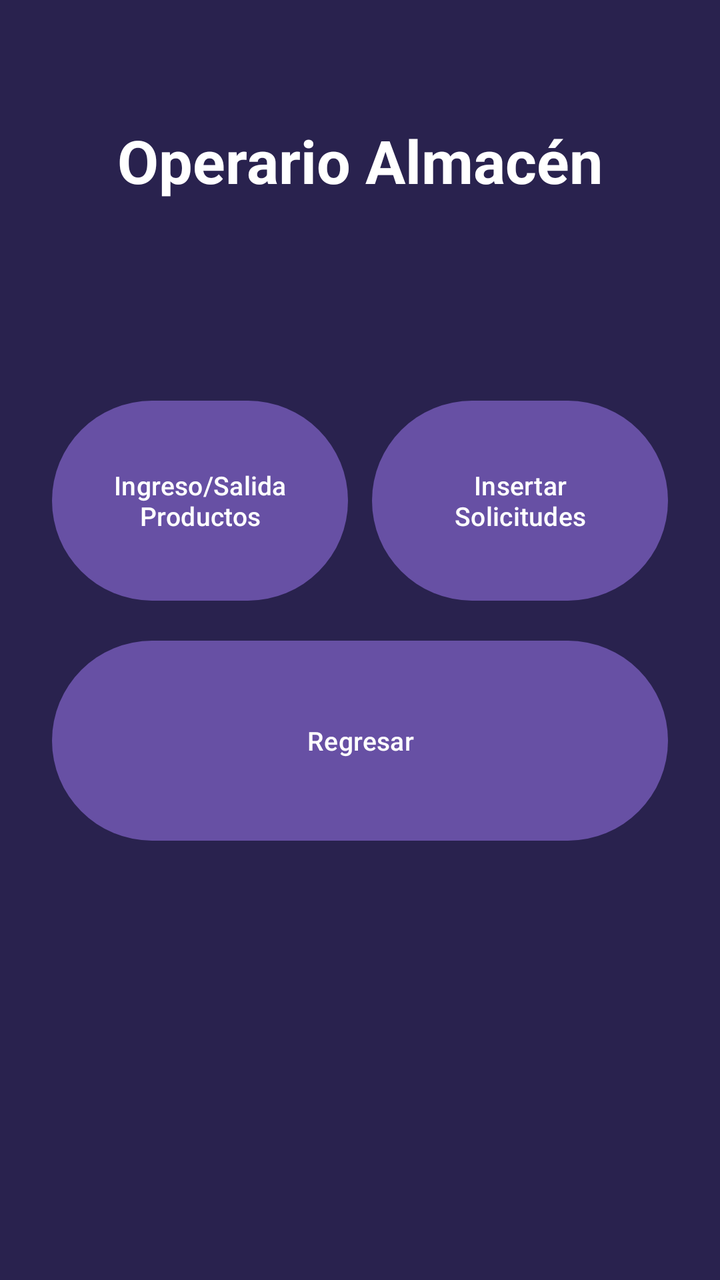
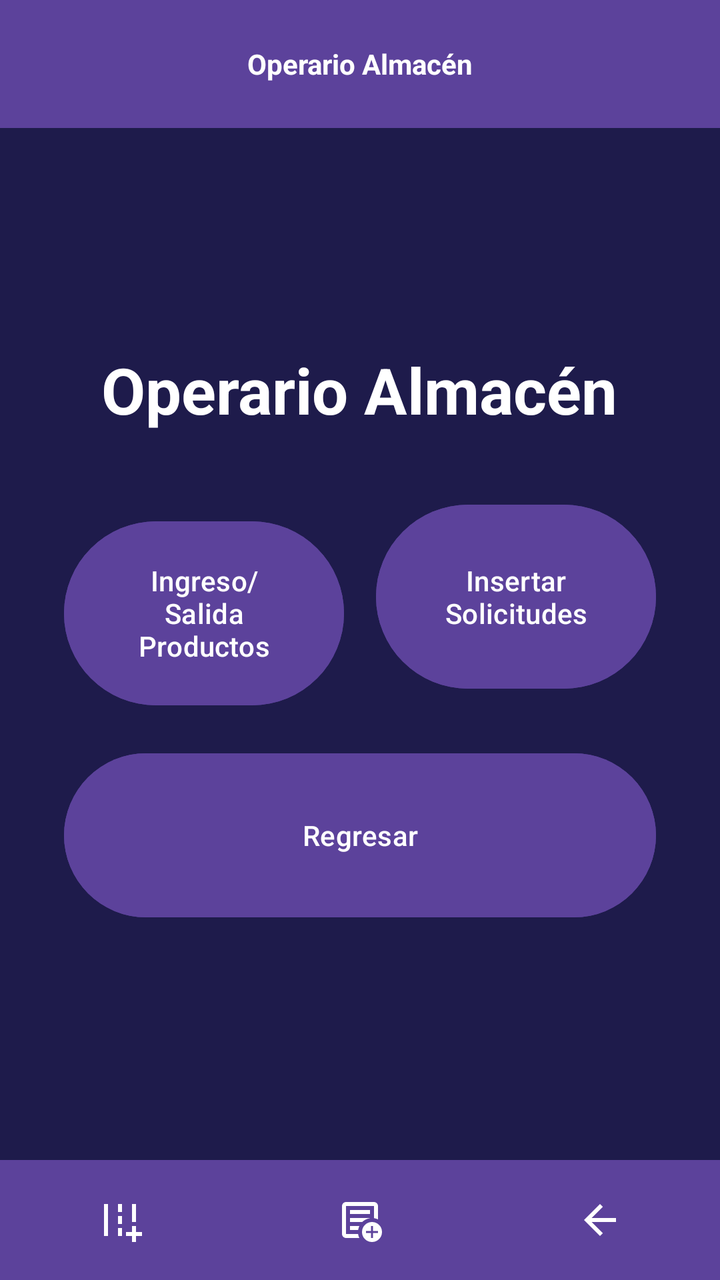

Before-and-after screenshots of an Android layout around one commit, followed by the original layout XML and the change that was made.
<!-- AndroidManifest.xml: application theme Theme.AlcamenProyectoFinal -->
<!-- res/layout/activity_frm_operario_almacen.xml -->
<?xml version="1.0" encoding="utf-8"?>
<androidx.constraintlayout.widget.ConstraintLayout xmlns:android="http://schemas.android.com/apk/res/android"
    xmlns:app="http://schemas.android.com/apk/res-auto"
    xmlns:tools="http://schemas.android.com/tools"
    android:id="@+id/main"
    android:background="#29224E" android:layout_width="match_parent"
    android:layout_height="match_parent"
    tools:context=".Vista.frmOperarioAlmacen">

    <TextView
        android:id="@+id/textView8"
        android:layout_width="wrap_content"
        android:layout_height="wrap_content"
        android:text="Operario Almacén"
        android:textColor="#FFFFFF"
        android:textSize="30sp"
        android:textStyle="bold"
        android:layout_marginTop="60dp"
        app:layout_constraintEnd_toEndOf="parent"
        app:layout_constraintStart_toStartOf="parent"
        app:layout_constraintTop_toTopOf="parent" />

    <GridLayout
        android:layout_width="320dp"
        android:layout_height="240dp"
        android:columnCount="2"
        android:rowCount="2"
        app:layout_constraintBottom_toBottomOf="parent"
        app:layout_constraintEnd_toEndOf="parent"
        app:layout_constraintStart_toStartOf="parent"
        app:layout_constraintTop_toBottomOf="@+id/textView8"
        app:layout_constraintVertical_bias="0.3">

        <Button
            android:id="@+id/button21"
            android:layout_width="0dp"
            android:layout_height="0dp"
            android:layout_rowWeight="1"
            android:layout_columnWeight="1"
            android:layout_margin="6dp"
            android:onClick="btnCantidadProductos"
            android:text="Ingreso/Salida\nProductos"
            android:textSize="13sp" />

        <Button
            android:id="@+id/button22"
            android:layout_width="0dp"
            android:layout_height="0dp"
            android:layout_rowWeight="1"
            android:layout_columnWeight="1"
            android:layout_margin="6dp"
            android:onClick="btnInsertarSolicitudes"
            android:text="Insertar\nSolicitudes"
            android:textSize="13sp" />

        <Button
            android:id="@+id/button23"
            android:layout_width="0dp"
            android:layout_height="0dp"
            android:layout_rowWeight="1"
            android:layout_columnSpan="2"
            android:layout_columnWeight="2"
            android:layout_margin="6dp"
            android:onClick="btnRegresar"
            android:text="Regresar"
            android:textSize="13sp" />

    </GridLayout>

</androidx.constraintlayout.widget.ConstraintLayout>
<!-- resources referenced by this layout -->
<resources>
  <style name="Theme.AlcamenProyectoFinal" parent="Base.Theme.AlcamenProyectoFinal" />
  <style name="Base.Theme.AlcamenProyectoFinal" parent="Theme.Material3.DayNight.NoActionBar">
          
          
      </style>
</resources>

<!-- the commit's change to res/layout/activity_frm_operario_almacen.xml (unified diff, before → after) -->
@@ -1,70 +1,121 @@
 <?xml version="1.0" encoding="utf-8"?>
-<androidx.constraintlayout.widget.ConstraintLayout xmlns:android="http://schemas.android.com/apk/res/android"
+<RelativeLayout xmlns:android="http://schemas.android.com/apk/res/android"
     xmlns:app="http://schemas.android.com/apk/res-auto"
-    xmlns:tools="http://schemas.android.com/tools"
+    android:layout_width="match_parent"
+    android:layout_height="match_parent"
     android:id="@+id/main"
-    android:background="#29224E" android:layout_width="match_parent"
-    android:layout_height="match_parent"
-    tools:context=".Vista.frmOperarioAlmacen">
+    android:background="#1E1B4B">
 
-    <TextView
-        android:id="@+id/textView8"
-        android:layout_width="wrap_content"
-        android:layout_height="wrap_content"
-        android:text="Operario Almacén"
-        android:textColor="#FFFFFF"
-        android:textSize="30sp"
-        android:textStyle="bold"
-        android:layout_marginTop="60dp"
-        app:layout_constraintEnd_toEndOf="parent"
-        app:layout_constraintStart_toStartOf="parent"
-        app:layout_constraintTop_toTopOf="parent" />
+    
+    <com.google.android.material.appbar.MaterialToolbar
+        android:id="@+id/headerOperarioAlmacen"
+        android:layout_width="match_parent"
+        android:layout_height="?attr/actionBarSize"
+        android:layout_alignParentTop="true"
+        android:background="#5C429B"
+        app:title="Operario Almacén"
+        app:titleCentered="true"
+        app:titleTextAppearance="@style/ToolbarTitleStyle"
+        app:titleTextColor="@android:color/white" />
 
-    <GridLayout
-        android:layout_width="320dp"
-        android:layout_height="240dp"
-        android:columnCount="2"
-        android:rowCount="2"
-        app:layout_constraintBottom_toBottomOf="parent"
-        app:layout_constraintEnd_toEndOf="parent"
-        app:layout_constraintStart_toStartOf="parent"
-        app:layout_constraintTop_toBottomOf="@+id/textView8"
-        app:layout_constraintVertical_bias="0.3">
+    
+    <LinearLayout
+        android:layout_width="match_parent"
+        android:layout_height="match_parent"
+        android:layout_above="@id/footerOperarioAlmacen"
+        android:layout_below="@id/headerOperarioAlmacen"
+        android:gravity="center"
+        android:orientation="vertical">
 
-        <Button
-            android:id="@+id/button21"
+        <TextView
+            android:layout_width="wrap_content"
+            android:layout_height="wrap_content"
+            android:layout_marginBottom="24dp"
+            android:text="Operario Almacén"
+            android:textColor="@android:color/white"
+            android:textSize="32sp"
+            android:textStyle="bold" />
+
+        <GridLayout
+            android:layout_width="wrap_content"
+            android:layout_height="wrap_content"
+            android:columnCount="2"
+            android:rowCount="2">
+
+            
+            <Button
+                android:id="@+id/btnIngresoSalidaProductos"
+                android:layout_width="140dp"
+                android:layout_height="100dp"
+                android:layout_margin="8dp"
+                android:backgroundTint="#5C429B"
+                android:text="Ingreso/Salida\nProductos" />
+
+            <Button
+                android:id="@+id/btnInsertarSolicitudes"
+                android:layout_width="140dp"
+                android:layout_height="100dp"
+                android:layout_margin="8dp"
+                android:backgroundTint="#5C429B"
+                android:text="Insertar\nSolicitudes" />
+
+            
+            <Button
+                android:id="@+id/btnRegresarCentral"
+                android:layout_width="296dp"
+                android:layout_height="90dp"
+                android:layout_row="1"
+                android:layout_column="0"
+                android:layout_columnSpan="2"
+                android:layout_gravity="center_horizontal"
+                android:layout_margin="8dp"
+                android:backgroundTint="#5C429B"
+                android:text="Regresar" />
+
+        </GridLayout>
+
+    </LinearLayout>
+
+    
+    <LinearLayout
+        android:id="@+id/footerOperarioAlmacen"
+        android:layout_width="match_parent"
+        android:layout_height="60dp"
+        android:layout_alignParentBottom="true"
+        android:background="#5C429B"
+        android:gravity="center_vertical"
+        android:orientation="horizontal">
+
+        <ImageButton
+            android:id="@+id/btnIngresoSalida"
             android:layout_width="0dp"
-            android:layout_height="0dp"
-            android:layout_rowWeight="1"
-            android:layout_columnWeight="1"
-            android:layout_margin="6dp"
-            android:onClick="btnCantidadProductos"
-            android:text="Ingreso/Salida\nProductos"
-            android:textSize="13sp" />
+            android:layout_height="match_parent"
+            android:layout_weight="1"
+            android:background="?attr/selectableItemBackgroundBorderless"
+            android:contentDescription="Ingreso/Salida Productos"
+            android:src="@drawable/ic_swap_horiz"
+            app:tint="@android:color/white" />
 
-        <Button
-            android:id="@+id/button22"
+        <ImageButton
+            android:id="@+id/btnSolicitudes"
             android:layout_width="0dp"
-            android:layout_height="0dp"
-            android:layout_rowWeight="1"
-            android:layout_columnWeight="1"
-            android:layout_margin="6dp"
-            android:onClick="btnInsertarSolicitudes"
-            android:text="Insertar\nSolicitudes"
-            android:textSize="13sp" />
+            android:layout_height="match_parent"
+            android:layout_weight="1"
+            android:background="?attr/selectableItemBackgroundBorderless"
+            android:contentDescription="Insertar Solicitudes"
+            android:src="@drawable/ic_note_add"
+            app:tint="@android:color/white" />
 
-        <Button
-            android:id="@+id/button23"
+        <ImageButton
+            android:id="@+id/btnRegresar"
             android:layout_width="0dp"
-            android:layout_height="0dp"
-            android:layout_rowWeight="1"
-            android:layout_columnSpan="2"
-            android:layout_columnWeight="2"
-            android:layout_margin="6dp"
-            android:onClick="btnRegresar"
-            android:text="Regresar"
-            android:textSize="13sp" />
+            android:layout_height="match_parent"
+            android:layout_weight="1"
+            android:background="?attr/selectableItemBackgroundBorderless"
+            android:contentDescription="Regresar"
+            android:src="@drawable/ic_arrow_back"
+            app:tint="@android:color/white" />
 
-    </GridLayout>
+    </LinearLayout>
 
-</androidx.constraintlayout.widget.ConstraintLayout>
+</RelativeLayout>
<!-- resource entries referenced after the edit -->
@@ -1,5 +1,27 @@
 <!-- resources referenced by this layout -->
 <resources>
+  <!-- drawable ic_arrow_back (drawable) -->
+  <vector xmlns:android="http://schemas.android.com/apk/res/android" android:autoMirrored="true" android:height="24dp" android:tint="#000000" android:viewportHeight="960" android:viewportWidth="960" android:width="24dp">
+        
+      <path android:fillColor="@android:color/white" android:pathData="M313,520L537,744L480,800L160,480L480,160L537,216L313,440L800,440L800,520L313,520Z"/>
+      
+  </vector>
+  <!-- drawable ic_note_add (drawable) -->
+  <vector xmlns:android="http://schemas.android.com/apk/res/android" android:height="24dp" android:tint="#000000" android:viewportHeight="960" android:viewportWidth="960" android:width="24dp">
+        
+      <path android:fillColor="@android:color/white" android:pathData="M200,840Q167,840 143.5,816.5Q120,793 120,760L120,200Q120,167 143.5,143.5Q167,120 200,120L760,120Q793,120 816.5,143.5Q840,167 840,200L840,468Q821,459 801,452.5Q781,446 760,443L760,200Q760,200 760,200Q760,200 760,200L200,200Q200,200 200,200Q200,200 200,200L200,760Q200,760 200,760Q200,760 200,760L442,760Q445,782 451.5,802Q458,822 467,840L200,840ZM200,720Q200,731 200,740.5Q200,750 200,760L200,760Q200,760 200,760Q200,760 200,760L200,200Q200,200 200,200Q200,200 200,200L200,200Q200,200 200,200Q200,200 200,200L200,443Q200,441 200,440.5Q200,440 200,440Q200,440 200,522Q200,604 200,720ZM280,680L443,680Q446,659 452.5,639Q459,619 467,600L280,600L280,680ZM280,520L524,520Q556,490 595.5,470Q635,450 680,443L680,440L280,440L280,520ZM280,360L680,360L680,280L280,280L280,360ZM720,920Q637,920 578.5,861.5Q520,803 520,720Q520,637 578.5,578.5Q637,520 720,520Q803,520 861.5,578.5Q920,637 920,720Q920,803 861.5,861.5Q803,920 720,920ZM700,840L740,840L740,740L840,740L840,700L740,700L740,600L700,600L700,700L600,700L600,740L700,740L700,840Z"/>
+      
+  </vector>
+  <!-- drawable ic_swap_horiz (drawable) -->
+  <vector xmlns:android="http://schemas.android.com/apk/res/android" android:height="24dp" android:tint="#000000" android:viewportHeight="960" android:viewportWidth="960" android:width="24dp">
+        
+      <path android:fillColor="@android:color/white" android:pathData="M720,920L720,800L600,800L600,720L720,720L720,600L800,600L800,720L920,720L920,800L800,800L800,920L720,920ZM720,520L720,160L800,160L800,520L720,520ZM160,800L160,160L240,160L240,800L160,800ZM440,320L440,160L520,160L520,320L440,320ZM440,560L440,400L520,400L520,560L440,560ZM440,800L440,640L520,640L520,800L440,800Z"/>
+      
+  </vector>
+  <style name="ToolbarTitleStyle">
+          <item name="android:textStyle">bold</item>
+          <item name="android:fontFamily">sans-serif</item>
+      </style>
   <style name="Theme.AlcamenProyectoFinal" parent="Base.Theme.AlcamenProyectoFinal" />
   <style name="Base.Theme.AlcamenProyectoFinal" parent="Theme.Material3.DayNight.NoActionBar">
           
